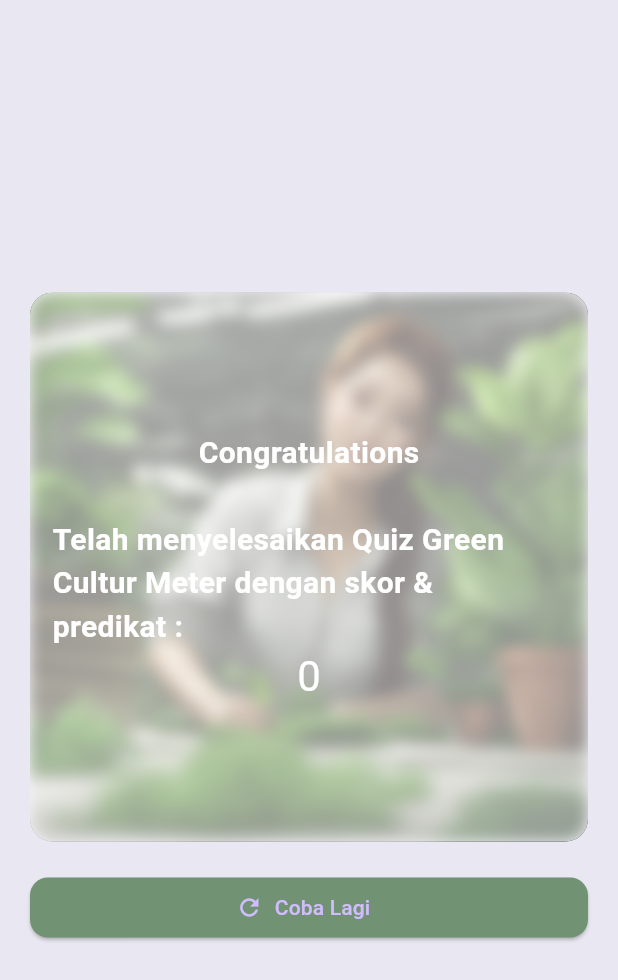
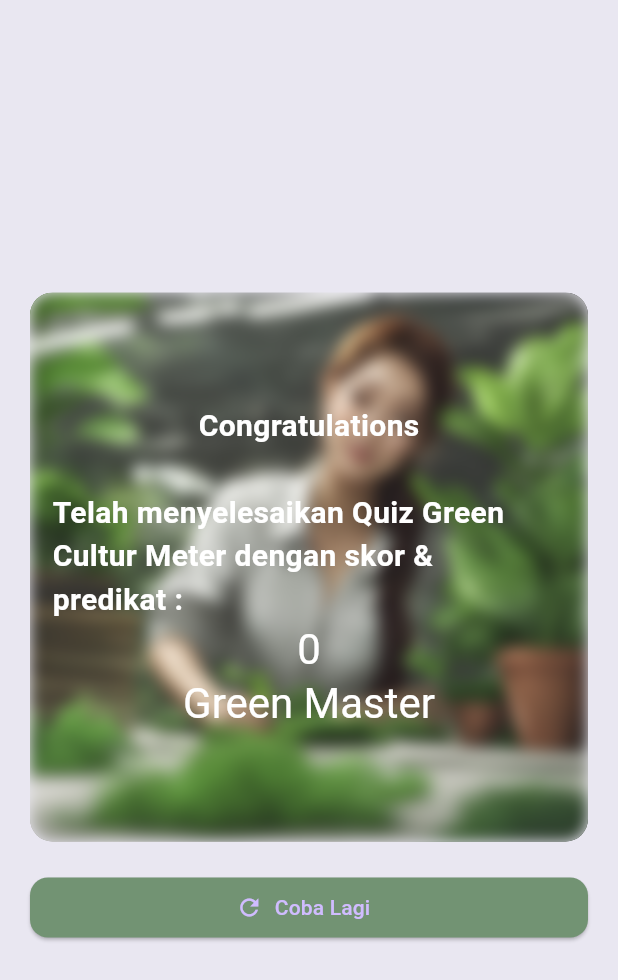
Before and after one commit to strayyouth666/Green-Culture-Meter, a Flutter app: the ScoreScreen screen opened directly with empty values, on a phone screen of 412 x 824 dp. Shown: the top 980 px of the screen. Run offline on Flutter 3.47's test engine with Material 3 defaults, Android fonts, the light colour scheme and no system bars; our stand-ins replace flutter_svg, get.

Commit message:
add grade

```diff
--- a/lib/screens/score/score_screen.dart
+++ b/lib/screens/score/score_screen.dart
@@ -14,6 +14,17 @@ class ScoreScreen extends StatelessWidget {
 
   @override
   Widget build(BuildContext context) {
+    double threshold = totalPoints / 3;
+    String grade = '';
+
+    if (totalPoints >= threshold * 2) {
+      grade = 'Green Master';
+    } else if (totalPoints >= threshold) {
+      grade = 'Green Learner';
+    } else {
+      grade = 'Green Newbie';
+    }
+
     return GetBuilder<DataController>(
       builder: (dataController) {
         String userName = dataController.name.value;
@@ -42,7 +53,7 @@ class ScoreScreen extends StatelessWidget {
                             child: BackdropFilter(
                               filter: ImageFilter.blur(sigmaX: 5, sigmaY: 5),
                               child: Container(
-                                color: Colors.white.withOpacity(0.5),
+                                color: Colors.white.withOpacity(0),
                               ),
                             ),
                           ),
@@ -84,6 +95,13 @@ class ScoreScreen extends StatelessWidget {
                                         .headlineMedium!
                                         .copyWith(color: Colors.white),
                                   ),
+                                  Text(
+                                    grade,
+                                    style: Theme.of(context)
+                                        .textTheme
+                                        .headlineMedium!
+                                        .copyWith(color: Colors.white),
+                                  ),
                                 ],
                               ),
                             ),
```
